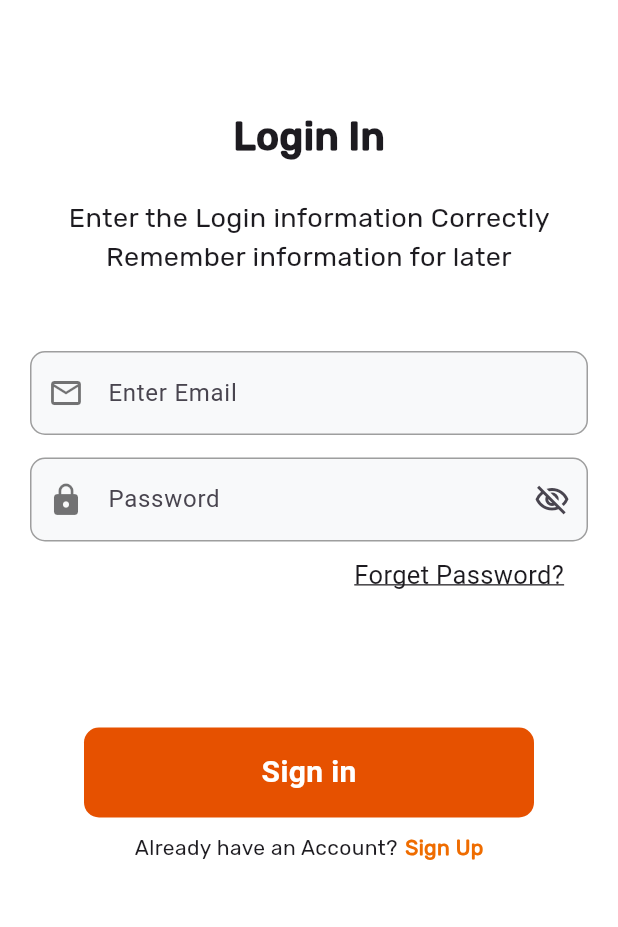
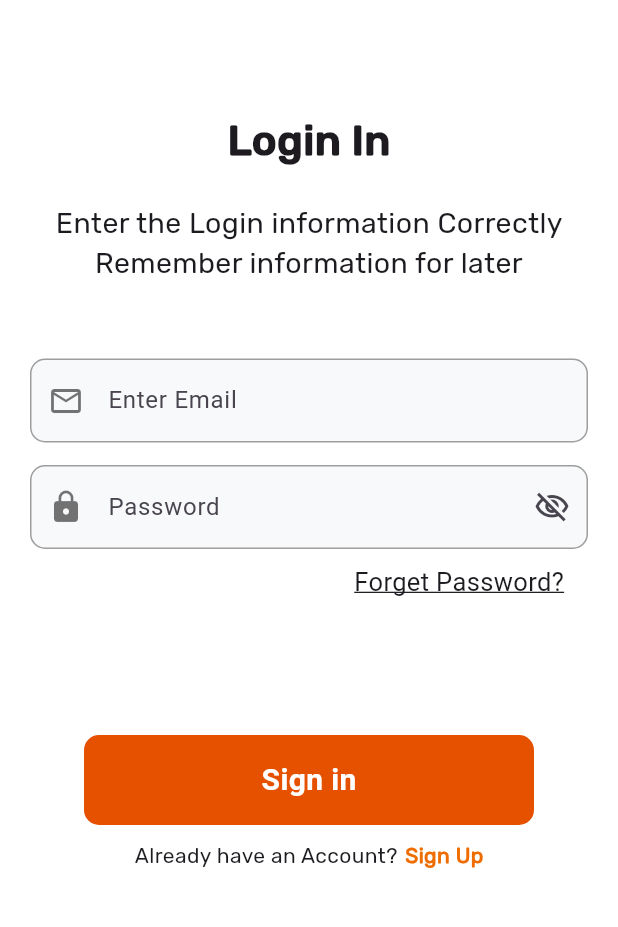
Before and after one commit to itsmehardawood/flutter_ui_project, a Flutter app: the screen it shows after launch, on a phone screen of 412 x 824 dp, the part 177-1104 px from its top. Run offline on Flutter 3.47's test engine with Material 3 defaults, Android fonts, the phone set to English and light mode, and no system bars.

Commit message:
"Sign In page UI updated"

```diff
--- a/lib/main.dart
+++ b/lib/main.dart
@@ -63,7 +63,7 @@ class MyApp extends StatelessWidget {
                     child: Text(
                   'Login In',
                   style: TextStyle(
-                      fontSize: 26,
+                      fontSize: 28,
                       fontFamily: 'Rubik Medium',
                       fontWeight: FontWeight.bold),
                 )),
@@ -74,7 +74,7 @@ class MyApp extends StatelessWidget {
                   child: Text(
                     textAlign: TextAlign.center,
                     'Enter the Login information Correctly Remember information for later',
-                    style: TextStyle(fontFamily: 'Rubik Regular', fontSize: 18),
+                    style: TextStyle(fontFamily: 'Rubik Regular', fontSize: 19),
                   ),
                 ),
                 SizedBox(
```
